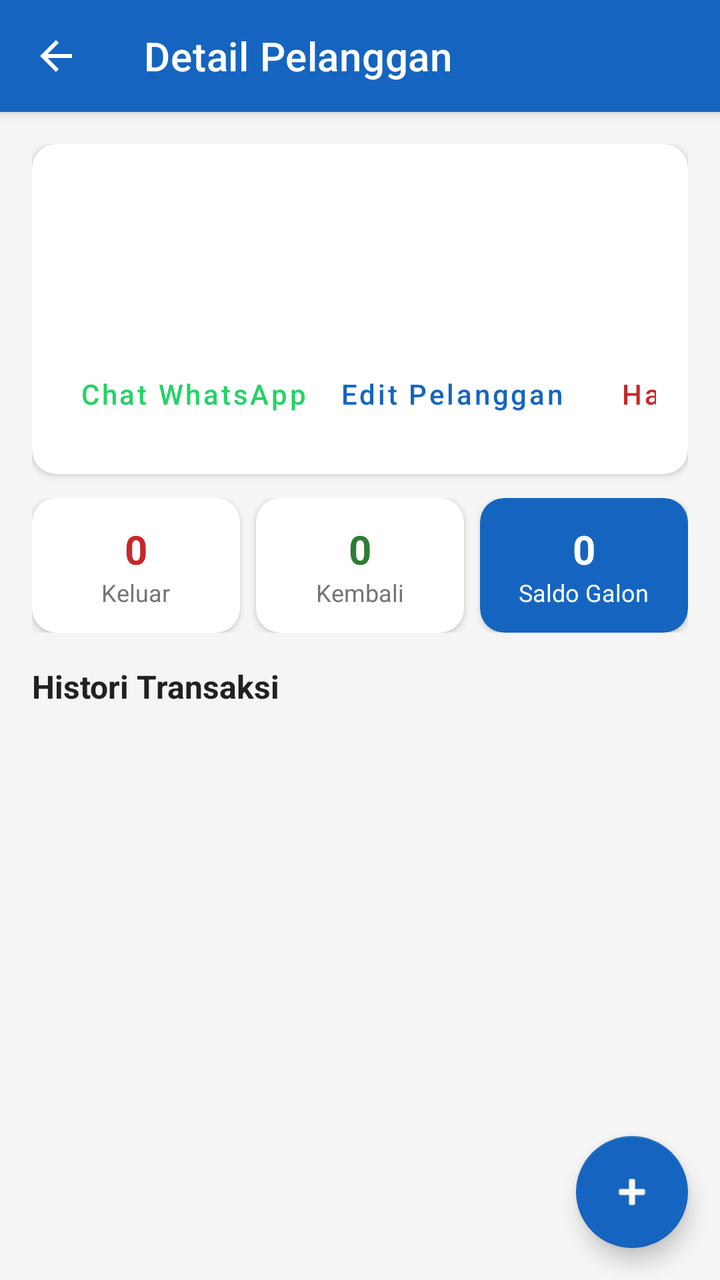
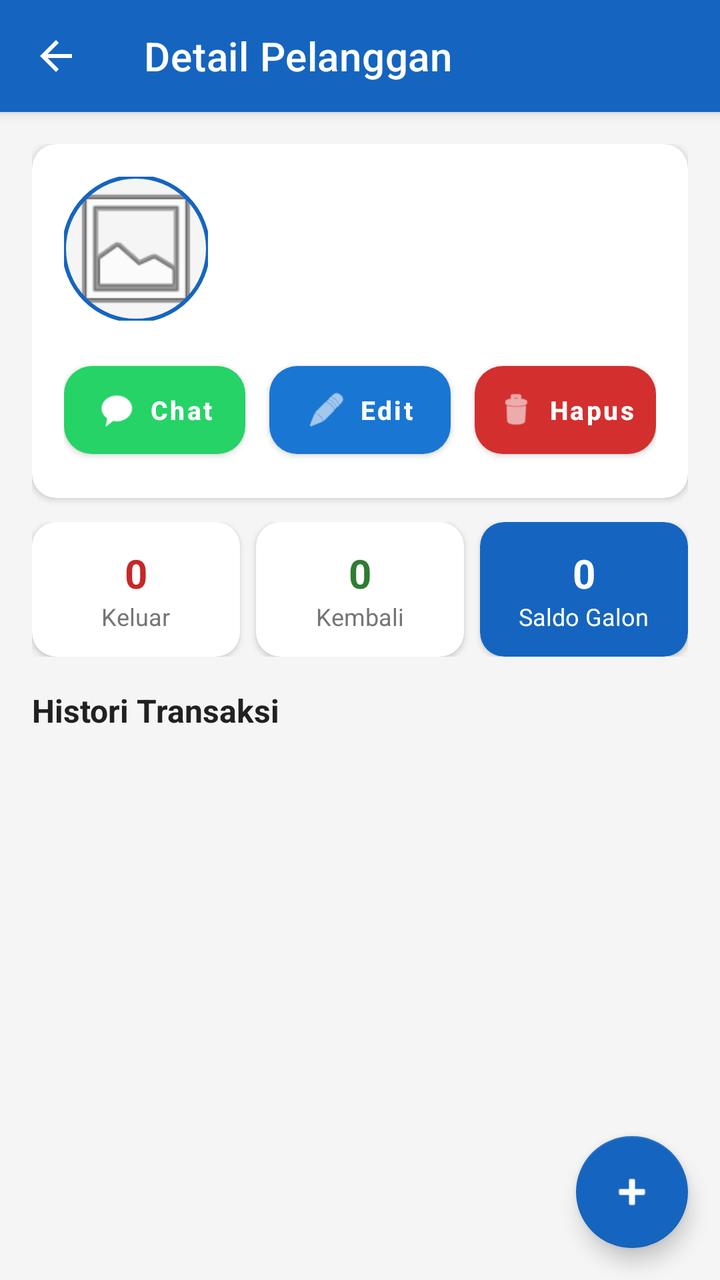

Screens rendered from an Android XML layout before and after an edit, with the pre-edit source and the edit as a unified diff.
<!-- AndroidManifest.xml: application theme Theme.DAMIUPOS -->
<!-- res/layout/activity_customer_detail.xml -->
<?xml version="1.0" encoding="utf-8"?>
<androidx.coordinatorlayout.widget.CoordinatorLayout
    xmlns:android="http://schemas.android.com/apk/res/android"
    xmlns:app="http://schemas.android.com/apk/res-auto"
    android:layout_width="match_parent"
    android:layout_height="match_parent"
    android:background="@color/grey_light">

    <com.google.android.material.appbar.AppBarLayout
        android:layout_width="match_parent"
        android:layout_height="wrap_content">

        <androidx.appcompat.widget.Toolbar
            android:id="@+id/toolbar"
            android:layout_width="match_parent"
            android:layout_height="?attr/actionBarSize"
            android:background="@color/primary"
            android:titleTextColor="@color/white"
            app:navigationIcon="@drawable/ic_arrow_back"
            app:title="@string/detail_pelanggan" />
    </com.google.android.material.appbar.AppBarLayout>

    <androidx.core.widget.NestedScrollView
        android:layout_width="match_parent"
        android:layout_height="match_parent"
        app:layout_behavior="@string/appbar_scrolling_view_behavior">

        <LinearLayout
            android:layout_width="match_parent"
            android:layout_height="wrap_content"
            android:orientation="vertical"
            android:padding="16dp">

            
            <com.google.android.material.card.MaterialCardView
                android:layout_width="match_parent"
                android:layout_height="wrap_content"
                app:cardCornerRadius="12dp"
                app:cardElevation="2dp">

                <LinearLayout
                    android:layout_width="match_parent"
                    android:layout_height="wrap_content"
                    android:orientation="vertical"
                    android:padding="16dp">

                    <TextView
                        android:id="@+id/tvNama"
                        android:layout_width="wrap_content"
                        android:layout_height="wrap_content"
                        android:textColor="@color/text_primary"
                        android:textSize="20sp"
                        android:textStyle="bold" />

                    <TextView
                        android:id="@+id/tvTelepon"
                        android:layout_width="wrap_content"
                        android:layout_height="wrap_content"
                        android:layout_marginTop="4dp"
                        android:textColor="@color/text_secondary"
                        android:textSize="14sp" />

                    <TextView
                        android:id="@+id/tvAlamat"
                        android:layout_width="wrap_content"
                        android:layout_height="wrap_content"
                        android:layout_marginTop="4dp"
                        android:textColor="@color/text_secondary"
                        android:textSize="14sp" />

                    
                    <LinearLayout
                        android:layout_width="match_parent"
                        android:layout_height="wrap_content"
                        android:layout_marginTop="12dp"
                        android:orientation="horizontal">

                        <com.google.android.material.button.MaterialButton
                            android:id="@+id/btnWhatsapp"
                            style="@style/Widget.MaterialComponents.Button.TextButton"
                            android:layout_width="wrap_content"
                            android:layout_height="wrap_content"
                            android:text="@string/chat_whatsapp"
                            android:textAllCaps="false"
                            android:textColor="@color/whatsapp_green" />

                        <View
                            android:layout_width="0dp"
                            android:layout_height="0dp"
                            android:layout_weight="1" />

                        <com.google.android.material.button.MaterialButton
                            android:id="@+id/btnEdit"
                            style="@style/Widget.MaterialComponents.Button.TextButton"
                            android:layout_width="wrap_content"
                            android:layout_height="wrap_content"
                            android:text="@string/edit_pelanggan"
                            android:textAllCaps="false" />

                        <com.google.android.material.button.MaterialButton
                            android:id="@+id/btnHapus"
                            style="@style/Widget.MaterialComponents.Button.TextButton"
                            android:layout_width="wrap_content"
                            android:layout_height="wrap_content"
                            android:text="@string/hapus"
                            android:textAllCaps="false"
                            android:textColor="@color/red" />
                    </LinearLayout>
                </LinearLayout>
            </com.google.android.material.card.MaterialCardView>

            
            <LinearLayout
                android:layout_width="match_parent"
                android:layout_height="wrap_content"
                android:layout_marginTop="12dp"
                android:orientation="horizontal"
                android:weightSum="3">

                <com.google.android.material.card.MaterialCardView
                    android:layout_width="0dp"
                    android:layout_height="wrap_content"
                    android:layout_weight="1"
                    android:layout_marginEnd="4dp"
                    app:cardCornerRadius="12dp"
                    app:cardElevation="2dp">

                    <LinearLayout
                        android:layout_width="match_parent"
                        android:layout_height="wrap_content"
                        android:gravity="center"
                        android:orientation="vertical"
                        android:padding="12dp">

                        <TextView
                            android:id="@+id/tvGalonKeluar"
                            android:layout_width="wrap_content"
                            android:layout_height="wrap_content"
                            android:text="0"
                            android:textColor="@color/red"
                            android:textSize="20sp"
                            android:textStyle="bold" />

                        <TextView
                            android:layout_width="wrap_content"
                            android:layout_height="wrap_content"
                            android:text="Keluar"
                            android:textColor="@color/text_secondary"
                            android:textSize="12sp" />
                    </LinearLayout>
                </com.google.android.material.card.MaterialCardView>

                <com.google.android.material.card.MaterialCardView
                    android:layout_width="0dp"
                    android:layout_height="wrap_content"
                    android:layout_weight="1"
                    android:layout_marginStart="4dp"
                    android:layout_marginEnd="4dp"
                    app:cardCornerRadius="12dp"
                    app:cardElevation="2dp">

                    <LinearLayout
                        android:layout_width="match_parent"
                        android:layout_height="wrap_content"
                        android:gravity="center"
                        android:orientation="vertical"
                        android:padding="12dp">

                        <TextView
                            android:id="@+id/tvGalonKembali"
                            android:layout_width="wrap_content"
                            android:layout_height="wrap_content"
                            android:text="0"
                            android:textColor="@color/green"
                            android:textSize="20sp"
                            android:textStyle="bold" />

                        <TextView
                            android:layout_width="wrap_content"
                            android:layout_height="wrap_content"
                            android:text="Kembali"
                            android:textColor="@color/text_secondary"
                            android:textSize="12sp" />
                    </LinearLayout>
                </com.google.android.material.card.MaterialCardView>

                <com.google.android.material.card.MaterialCardView
                    android:layout_width="0dp"
                    android:layout_height="wrap_content"
                    android:layout_weight="1"
                    android:layout_marginStart="4dp"
                    app:cardCornerRadius="12dp"
                    app:cardElevation="2dp"
                    app:cardBackgroundColor="@color/primary">

                    <LinearLayout
                        android:layout_width="match_parent"
                        android:layout_height="wrap_content"
                        android:gravity="center"
                        android:orientation="vertical"
                        android:padding="12dp">

                        <TextView
                            android:id="@+id/tvSaldoGalon"
                            android:layout_width="wrap_content"
                            android:layout_height="wrap_content"
                            android:text="0"
                            android:textColor="@color/white"
                            android:textSize="20sp"
                            android:textStyle="bold" />

                        <TextView
                            android:layout_width="wrap_content"
                            android:layout_height="wrap_content"
                            android:text="@string/saldo_galon"
                            android:textColor="@color/white"
                            android:textSize="12sp" />
                    </LinearLayout>
                </com.google.android.material.card.MaterialCardView>
            </LinearLayout>

            
            <TextView
                android:layout_width="wrap_content"
                android:layout_height="wrap_content"
                android:layout_marginTop="16dp"
                android:text="@string/histori_transaksi"
                android:textColor="@color/text_primary"
                android:textSize="16sp"
                android:textStyle="bold" />

            <androidx.recyclerview.widget.RecyclerView
                android:id="@+id/rvTransactions"
                android:layout_width="match_parent"
                android:layout_height="wrap_content"
                android:layout_marginTop="8dp"
                android:nestedScrollingEnabled="false" />

            <TextView
                android:id="@+id/tvEmptyHistory"
                android:layout_width="match_parent"
                android:layout_height="wrap_content"
                android:layout_marginTop="24dp"
                android:gravity="center"
                android:text="@string/belum_ada_transaksi"
                android:textColor="@color/grey_medium"
                android:visibility="gone" />

        </LinearLayout>
    </androidx.core.widget.NestedScrollView>

    <com.google.android.material.floatingactionbutton.FloatingActionButton
        android:id="@+id/fabAddTransaction"
        android:layout_width="wrap_content"
        android:layout_height="wrap_content"
        android:layout_gravity="bottom|end"
        android:layout_margin="16dp"
        android:contentDescription="@string/transaksi_baru"
        android:src="@android:drawable/ic_input_add"
        app:tint="@color/white"
        app:backgroundTint="@color/primary" />

</androidx.coordinatorlayout.widget.CoordinatorLayout>
<!-- resources referenced by this layout -->
<resources>
  <color name="green">#2E7D32</color>
  <color name="grey_light">#F5F5F5</color>
  <color name="grey_medium">#9E9E9E</color>
  <color name="primary">#1565C0</color>
  <color name="red">#C62828</color>
  <color name="text_primary">#212121</color>
  <color name="text_secondary">#757575</color>
  <color name="whatsapp_green">#25D366</color>
  <color name="white">#FFFFFF</color>
  <!-- drawable ic_arrow_back (drawable) -->
  <?xml version="1.0" encoding="utf-8"?>
  <vector xmlns:android="http://schemas.android.com/apk/res/android"
      android:width="24dp"
      android:height="24dp"
      android:viewportWidth="24"
      android:viewportHeight="24"
      android:tint="@color/white">
      <path
          android:fillColor="#FFFFFF"
          android:pathData="M20,11H7.83l5.59,-5.59L12,4l-8,8 8,8 1.41,-1.41L7.83,13H20v-2z" />
  </vector>
  <string name="belum_ada_transaksi">Belum ada transaksi</string>
  <string name="chat_whatsapp">Chat WhatsApp</string>
  <string name="detail_pelanggan">Detail Pelanggan</string>
  <string name="edit_pelanggan">Edit Pelanggan</string>
  <string name="hapus">Hapus</string>
  <string name="histori_transaksi">Histori Transaksi</string>
  <string name="saldo_galon">Saldo Galon</string>
  <string name="transaksi_baru">Transaksi Baru</string>
  <style name="Theme.DAMIUPOS" parent="Theme.MaterialComponents.Light.NoActionBar">
          <item name="colorPrimary">@color/primary</item>
          <item name="colorPrimaryDark">@color/primary_dark</item>
          <item name="colorAccent">@color/accent</item>
          <item name="android:statusBarColor">@color/primary_dark</item>
          
          <item name="toolbarStyle">@style/DAMIUToolbar</item>
          <item name="titleTextColor">@color/white</item>
          <item name="actionMenuTextColor">@color/white</item>
      </style>
  <color name="primary_dark">#0D47A1</color>
  <color name="accent">#FF6F00</color>
  <style name="DAMIUToolbar" parent="Widget.MaterialComponents.Toolbar">
          <item name="titleTextColor">@color/white</item>
          <item name="subtitleTextColor">@color/white</item>
          <item name="android:background">@color/primary</item>
      </style>
</resources>

<!-- the commit's change to res/layout/activity_customer_detail.xml (unified diff, before → after) -->
@@ -44,67 +44,141 @@
                     android:orientation="vertical"
                     android:padding="16dp">
 
-                    <TextView
-                        android:id="@+id/tvNama"
-                        android:layout_width="wrap_content"
-                        android:layout_height="wrap_content"
-                        android:textColor="@color/text_primary"
-                        android:textSize="20sp"
-                        android:textStyle="bold" />
-
-                    <TextView
-                        android:id="@+id/tvTelepon"
-                        android:layout_width="wrap_content"
-                        android:layout_height="wrap_content"
-                        android:layout_marginTop="4dp"
-                        android:textColor="@color/text_secondary"
-                        android:textSize="14sp" />
-
-                    <TextView
-                        android:id="@+id/tvAlamat"
-                        android:layout_width="wrap_content"
-                        android:layout_height="wrap_content"
-                        android:layout_marginTop="4dp"
-                        android:textColor="@color/text_secondary"
-                        android:textSize="14sp" />
-
                     
                     <LinearLayout
                         android:layout_width="match_parent"
                         android:layout_height="wrap_content"
-                        android:layout_marginTop="12dp"
-                        android:orientation="horizontal">
+                        android:orientation="horizontal"
+                        android:gravity="center_vertical">
+
+                        <com.google.android.material.imageview.ShapeableImageView
+                            android:id="@+id/ivFoto"
+                            android:layout_width="72dp"
+                            android:layout_height="72dp"
+                            android:scaleType="centerCrop"
+                            android:src="@android:drawable/ic_menu_gallery"
+                            android:background="@color/grey_light"
+                            app:shapeAppearanceOverlay="@style/CircleImageView"
+                            app:strokeColor="@color/primary"
+                            app:strokeWidth="2dp" />
+
+                        <LinearLayout
+                            android:layout_width="0dp"
+                            android:layout_height="wrap_content"
+                            android:layout_weight="1"
+                            android:layout_marginStart="14dp"
+                            android:orientation="vertical">
+
+                            <TextView
+                                android:id="@+id/tvNama"
+                                android:layout_width="wrap_content"
+                                android:layout_height="wrap_content"
+                                android:textColor="@color/text_primary"
+                                android:textSize="20sp"
+                                android:textStyle="bold" />
+
+                            <TextView
+                                android:id="@+id/tvTelepon"
+                                android:layout_width="wrap_content"
+                                android:layout_height="wrap_content"
+                                android:layout_marginTop="4dp"
+                                android:textColor="@color/text_secondary"
+                                android:textSize="14sp" />
+
+                            <TextView
+                                android:id="@+id/tvAlamat"
+                                android:layout_width="wrap_content"
+                                android:layout_height="wrap_content"
+                                android:layout_marginTop="4dp"
+                                android:textColor="@color/text_secondary"
+                                android:textSize="14sp" />
+                        </LinearLayout>
+                    </LinearLayout>
+
+                    
+                    <LinearLayout
+                        android:layout_width="match_parent"
+                        android:layout_height="wrap_content"
+                        android:layout_marginTop="16dp"
+                        android:baselineAligned="false"
+                        android:orientation="horizontal"
+                        android:weightSum="3">
 
                         <com.google.android.material.button.MaterialButton
                             android:id="@+id/btnWhatsapp"
-                            style="@style/Widget.MaterialComponents.Button.TextButton"
-                            android:layout_width="wrap_content"
-                            android:layout_height="wrap_content"
-                            android:text="@string/chat_whatsapp"
+                            android:layout_width="0dp"
+                            android:layout_height="wrap_content"
+                            android:layout_weight="1"
+                            android:layout_marginEnd="6dp"
+                            android:minHeight="56dp"
+                            android:paddingStart="4dp"
+                            android:paddingEnd="4dp"
+                            android:paddingTop="8dp"
+                            android:paddingBottom="8dp"
+                            android:text="Chat"
                             android:textAllCaps="false"
-                            android:textColor="@color/whatsapp_green" />
-
-                        <View
-                            android:layout_width="0dp"
-                            android:layout_height="0dp"
-                            android:layout_weight="1" />
+                            android:textColor="@color/white"
+                            android:textSize="13sp"
+                            android:textStyle="bold"
+                            app:backgroundTint="@color/whatsapp_green"
+                            app:cornerRadius="14dp"
+                            app:elevation="2dp"
+                            app:icon="@android:drawable/sym_action_chat"
+                            app:iconGravity="textStart"
+                            app:iconPadding="6dp"
+                            app:iconSize="20dp"
+                            app:iconTint="@color/white" />
 
                         <com.google.android.material.button.MaterialButton
                             android:id="@+id/btnEdit"
-                            style="@style/Widget.MaterialComponents.Button.TextButton"
-                            android:layout_width="wrap_content"
-                            android:layout_height="wrap_content"
-                            android:text="@string/edit_pelanggan"
-                            android:textAllCaps="false" />
+                            android:layout_width="0dp"
+                            android:layout_height="wrap_content"
+                            android:layout_weight="1"
+                            android:layout_marginStart="6dp"
+                            android:layout_marginEnd="6dp"
+                            android:minHeight="56dp"
+                            android:paddingStart="4dp"
+                            android:paddingEnd="4dp"
+                            android:paddingTop="8dp"
+                            android:paddingBottom="8dp"
+                            android:text="Edit"
+                            android:textAllCaps="false"
+                            android:textColor="@color/white"
+                            android:textSize="13sp"
+                            android:textStyle="bold"
+                            app:backgroundTint="#1976D2"
+                            app:cornerRadius="14dp"
+                            app:elevation="2dp"
+                            app:icon="@android:drawable/ic_menu_edit"
+                            app:iconGravity="textStart"
+                            app:iconPadding="6dp"
+                            app:iconSize="20dp"
+                            app:iconTint="@color/white" />
 
                         <com.google.android.material.button.MaterialButton
                             android:id="@+id/btnHapus"
-                            style="@style/Widget.MaterialComponents.Button.TextButton"
-                            android:layout_width="wrap_content"
-                            android:layout_height="wrap_content"
-                            android:text="@string/hapus"
+                            android:layout_width="0dp"
+                            android:layout_height="wrap_content"
+                            android:layout_weight="1"
+                            android:layout_marginStart="6dp"
+                            android:minHeight="56dp"
+                            android:paddingStart="4dp"
+                            android:paddingEnd="4dp"
+                            android:paddingTop="8dp"
+                            android:paddingBottom="8dp"
+                            android:text="Hapus"
                             android:textAllCaps="false"
-                            android:textColor="@color/red" />
+                            android:textColor="@color/white"
+                            android:textSize="13sp"
+                            android:textStyle="bold"
+                            app:backgroundTint="#D32F2F"
+                            app:cornerRadius="14dp"
+                            app:elevation="2dp"
+                            app:icon="@android:drawable/ic_menu_delete"
+                            app:iconGravity="textStart"
+                            app:iconPadding="6dp"
+                            app:iconSize="20dp"
+                            app:iconTint="@color/white" />
                     </LinearLayout>
                 </LinearLayout>
             </com.google.android.material.card.MaterialCardView>
@@ -218,6 +292,68 @@
                     </LinearLayout>
                 </com.google.android.material.card.MaterialCardView>
             </LinearLayout>
+
+            
+            <com.google.android.material.card.MaterialCardView
+                android:id="@+id/cardMap"
+                android:layout_width="match_parent"
+                android:layout_height="wrap_content"
+                android:layout_marginTop="12dp"
+                android:visibility="gone"
+                app:cardCornerRadius="12dp"
+                app:cardElevation="2dp">
+
+                <LinearLayout
+                    android:layout_width="match_parent"
+                    android:layout_height="wrap_content"
+                    android:orientation="vertical">
+
+                    <LinearLayout
+                        android:layout_width="match_parent"
+                        android:layout_height="wrap_content"
+                        android:orientation="horizontal"
+                        android:gravity="center_vertical"
+                        android:padding="12dp">
+
+                        <ImageView
+                            android:layout_width="20dp"
+                            android:layout_height="20dp"
+                            android:src="@android:drawable/ic_menu_mylocation"
+                            app:tint="@color/primary"
+                            android:contentDescription="Lokasi" />
+
+                        <TextView
+                            android:layout_width="0dp"
+                            android:layout_height="wrap_content"
+                            android:layout_weight="1"
+                            android:layout_marginStart="8dp"
+                            android:text="Lokasi Pelanggan"
+                            android:textColor="@color/text_primary"
+                            android:textSize="14sp"
+                            android:textStyle="bold" />
+
+                        <com.google.android.material.button.MaterialButton
+                            android:id="@+id/btnNavigate"
+                            style="@style/Widget.MaterialComponents.Button.TextButton.Icon"
+                            android:layout_width="wrap_content"
+                            android:layout_height="wrap_content"
+                            android:minWidth="0dp"
+                            android:minHeight="0dp"
+                            android:paddingStart="8dp"
+                            android:paddingEnd="8dp"
+                            android:text="Navigasi"
+                            android:textAllCaps="false"
+                            android:textSize="12sp"
+                            app:icon="@android:drawable/ic_menu_directions"
+                            app:iconSize="16dp" />
+                    </LinearLayout>
+
+                    <WebView
+                        android:id="@+id/webMap"
+                        android:layout_width="match_parent"
+                        android:layout_height="200dp" />
+                </LinearLayout>
+            </com.google.android.material.card.MaterialCardView>
 
             
             <TextView
<!-- resource entries referenced after the edit -->
@@ -22,13 +22,14 @@
           android:pathData="M20,11H7.83l5.59,-5.59L12,4l-8,8 8,8 1.41,-1.41L7.83,13H20v-2z" />
   </vector>
   <string name="belum_ada_transaksi">Belum ada transaksi</string>
-  <string name="chat_whatsapp">Chat WhatsApp</string>
   <string name="detail_pelanggan">Detail Pelanggan</string>
-  <string name="edit_pelanggan">Edit Pelanggan</string>
-  <string name="hapus">Hapus</string>
   <string name="histori_transaksi">Histori Transaksi</string>
   <string name="saldo_galon">Saldo Galon</string>
   <string name="transaksi_baru">Transaksi Baru</string>
+  <style name="CircleImageView">
+          <item name="cornerFamily">rounded</item>
+          <item name="cornerSize">50%</item>
+      </style>
   <style name="Theme.DAMIUPOS" parent="Theme.MaterialComponents.Light.NoActionBar">
           <item name="colorPrimary">@color/primary</item>
           <item name="colorPrimaryDark">@color/primary_dark</item>
